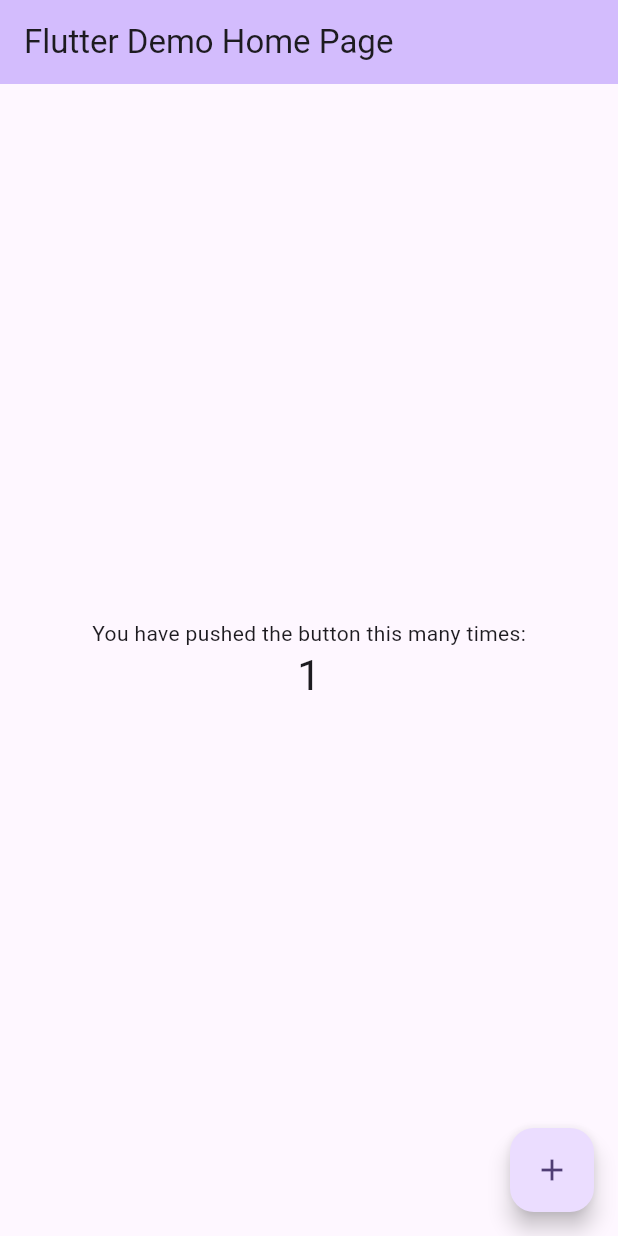
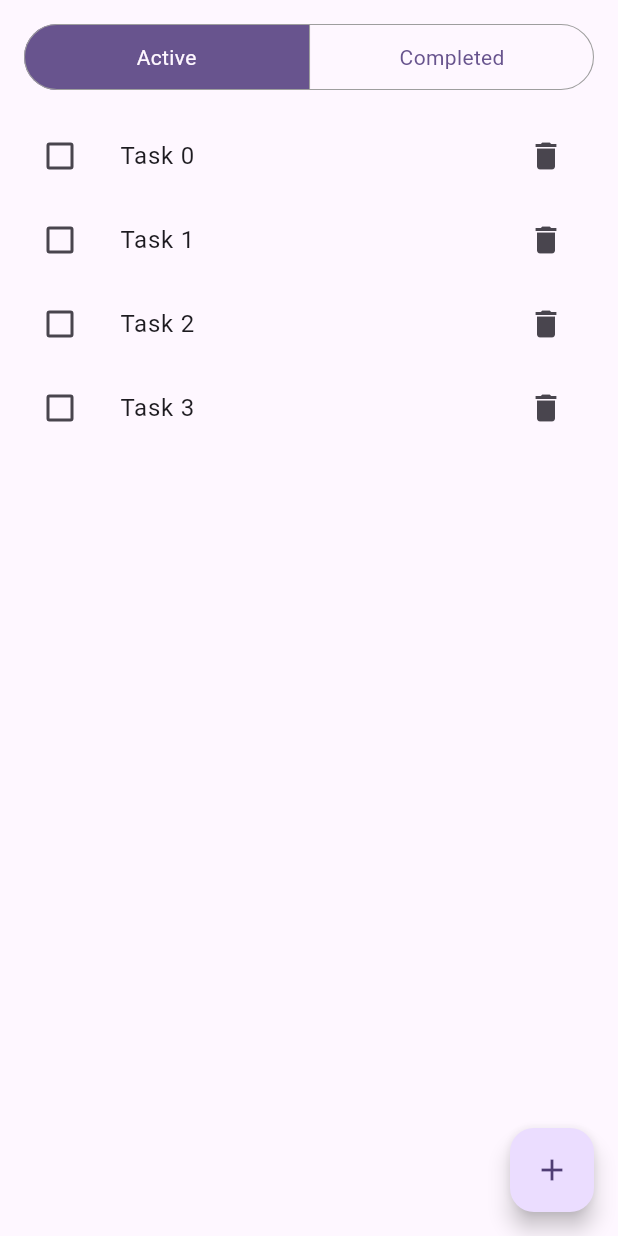
Before and after one commit to pechischev-old/empay_test_task, a Flutter app: the screen it shows after launch, after a tap on the "add" icon, on a phone screen of 412 x 824 dp. Run offline on Flutter 3.47's test engine with Material 3 defaults, Android fonts, the phone set to English and light mode, and no system bars; drawn by our look-alikes of material_segmented_control; our stand-ins replace flutter_bloc.

Commit message:
chore: added simple ui implementation with necessary widgets

```diff
--- /dev/null
+++ b/lib/app.dart
@@ -0,0 +1,26 @@
+import 'package:flutter/material.dart';
+import 'package:flutter_bloc/flutter_bloc.dart';
+
+import 'navigation/task_list_screen.dart';
+import 'config/themes.dart';
+import 'repository/task_repository.dart';
+
+class App extends StatelessWidget {
+  const App({super.key});
+
+  @override
+  Widget build(BuildContext context) {
+    return RepositoryProvider(
+      create: (context) => TaskRepository(),
+      child: MaterialApp(
+        title: 'ToDo List',
+        theme: lightTheme,
+        darkTheme: darkTheme,
+        supportedLocales: const [
+          Locale('en'), // only English
+        ],
+        home: const TaskListScreen(),
+      ),
+    );
+  }
+}
--- /dev/null
+++ b/lib/config/themes.dart
@@ -0,0 +1,11 @@
+import 'package:flutter/material.dart';
+
+final ThemeData lightTheme = ThemeData(
+  useMaterial3: true,
+  colorScheme: ColorScheme.fromSeed(seedColor: Colors.deepPurple),
+);
+
+final ThemeData darkTheme = ThemeData(
+  useMaterial3: true,
+  colorScheme: ColorScheme.fromSeed(seedColor: Colors.purple),
+);
--- a/lib/main.dart
+++ b/lib/main.dart
@@ -1,125 +1,24 @@
+import 'dart:developer';
+import 'dart:ui';
+
 import 'package:flutter/material.dart';
+import 'package:flutter/services.dart';
 
-void main() {
-  runApp(const MyApp());
+import 'app.dart';
+
+void main() async {
+  WidgetsFlutterBinding.ensureInitialized();
+  await SystemChrome.setPreferredOrientations([DeviceOrientation.portraitUp]);
+
+  FlutterError.onError = (error) {
+    FlutterError.presentError(error);
+    log(error.toString(), error: error);
+  };
+
+  PlatformDispatcher.instance.onError = (error, stack) {
+    log(error.toString(), error: error, stackTrace: stack);
+    return true;
+  };
+
+  runApp(const App());
 }
-
-class MyApp extends StatelessWidget {
-  const MyApp({super.key});
-
-  // This widget is the root of your application.
-  @override
-  Widget build(BuildContext context) {
-    return MaterialApp(
-      title: 'Flutter Demo',
-      theme: ThemeData(
-        // This is the theme of your application.
-        //
-        // TRY THIS: Try running your application with "flutter run". You'll see
-        // the application has a purple toolbar. Then, without quitting the app,
-        // try changing the seedColor in the colorScheme below to Colors.green
-        // and then invoke "hot reload" (save your changes or press the "hot
-        // reload" button in a Flutter-supported IDE, or press "r" if you used
-        // the command line to start the app).
-        //
-        // Notice that the counter didn't reset back to zero; the application
-        // state is not lost during the reload. To reset the state, use hot
-        // restart instead.
-        //
-        // This works for code too, not just values: Most code changes can be
-        // tested with just a hot reload.
-        colorScheme: ColorScheme.fromSeed(seedColor: Colors.deepPurple),
-        useMaterial3: true,
-      ),
-      home: const MyHomePage(title: 'Flutter Demo Home Page'),
-    );
-  }
-}
-
-class MyHomePage extends StatefulWidget {
-  const MyHomePage({super.key, required this.title});
-
-  // This widget is the home page of your application. It is stateful, meaning
-  // that it has a State object (defined below) that contains fields that affect
-  // how it looks.
-
-  // This class is the configuration for the state. It holds the values (in this
-  // case the title) provided by the parent (in this case the App widget) and
-  // used by the build method of the State. Fields in a Widget subclass are
-  // always marked "final".
-
-  final String title;
-
-  @override
-  State<MyHomePage> createState() => _MyHomePageState();
-}
-
-class _MyHomePageState extends State<MyHomePage> {
-  int _counter = 0;
-
-  void _incrementCounter() {
-    setState(() {
-      // This call to setState tells the Flutter framework that something has
-      // changed in this State, which causes it to rerun the build method below
-      // so that the display can reflect the updated values. If we changed
-      // _counter without calling setState(), then the build method would not be
-      // called again, and so nothing would appear to happen.
-      _counter++;
-    });
-  }
-
-  @override
-  Widget build(BuildContext context) {
-    // This method is rerun every time setState is called, for instance as done
-    // by the _incrementCounter method above.
-    //
-    // The Flutter framework has been optimized to make rerunning build methods
-    // fast, so that you can just rebuild anything that needs updating rather
-    // than having to individually change instances of widgets.
-    return Scaffold(
-      appBar: AppBar(
-        // TRY THIS: Try changing the color here to a specific color (to
-        // Colors.amber, perhaps?) and trigger a hot reload to see the AppBar
-        // change color while the other colors stay the same.
-        backgroundColor: Theme.of(context).colorScheme.inversePrimary,
-        // Here we take the value from the MyHomePage object that was created by
-        // the App.build method, and use it to set our appbar title.
-        title: Text(widget.title),
-      ),
-      body: Center(
-        // Center is a layout widget. It takes a single child and positions it
-        // in the middle of the parent.
-        child: Column(
-          // Column is also a layout widget. It takes a list of children and
-          // arranges them vertically. By default, it sizes itself to fit its
-          // children horizontally, and tries to be as tall as its parent.
-          //
-          // Column has various properties to control how it sizes itself and
-          // how it positions its children. Here we use mainAxisAlignment to
-          // center the children vertically; the main axis here is the vertical
-          // axis because Columns are vertical (the cross axis would be
-          // horizontal).
-          //
-          // TRY THIS: Invoke "debug painting" (choose the "Toggle Debug Paint"
-          // action in the IDE, or press "p" in the console), to see the
-          // wireframe for each widget.
-          mainAxisAlignment: MainAxisAlignment.center,
-          children: <Widget>[
-            const Text(
-              'You have pushed the button this many times:',
-            ),
-            Text(
-              '$_counter',
-              style: Theme.of(context).textTheme.headlineMedium,
-            ),
-          ],
-        ),
-      ),
-      floatingActionButton: FloatingActionButton(
-        onPressed: _incrementCounter,
-        tooltip: 'Increment',
-        child: const Icon(Icons.add),
-      ), // This trailing comma makes auto-formatting nicer for build methods.
-    );
-  }
-}
--- /dev/null
+++ b/lib/navigation/task_list_screen.dart
@@ -0,0 +1,51 @@
+import 'package:flutter/material.dart';
+import 'package:empay_test/widgets/segmented_control.dart';
+
+class TaskListScreen extends StatelessWidget {
+  const TaskListScreen({super.key});
+
+  @override
+  Widget build(BuildContext context) {
+    return Scaffold(
+      body: SafeArea(
+        child: Column(
+          children: [
+            Container(
+              width: double.infinity,
+              padding: const EdgeInsets.symmetric(vertical: 16),
+              child: SegmentedControl(
+                selectedSegment: 'Active',
+                segments: const ['Active', 'Completed'],
+                onTap: (String value) {  }, // TODO: change segment
+              ),
+            ),
+            Expanded(
+              child: ListView.builder(
+                itemBuilder: (BuildContext context, int index) {
+                  return ListTile(
+                    title: Text('Task $index'),
+                    leading: Checkbox(
+                      value: false,
+                      onChanged: (_) {}, // TODO: mark as completed/uncompleted
+                    ),
+                    trailing: IconButton(
+                      onPressed: () {}, // TODO: remove task
+                      icon: const Icon(Icons.delete),
+                    ),
+                    onTap: () {}, // TODO: open edit task bottom sheet
+                  );
+                },
+                itemCount: 4,
+              ),
+            ),
+          ],
+        ),
+      ),
+      floatingActionButton: FloatingActionButton(
+        onPressed: () {}, // TODO: open add task bottom sheet
+        tooltip: 'Increment',
+        child: const Icon(Icons.add),
+      ),
+    );
+  }
+}
--- /dev/null
+++ b/lib/repository/task_repository.dart
@@ -0,0 +1,3 @@
+class TaskRepository {
+
+}
--- /dev/null
+++ b/lib/widgets/segmented_control.dart
@@ -0,0 +1,30 @@
+import 'package:flutter/material.dart';
+
+import 'package:material_segmented_control/material_segmented_control.dart';
+
+class SegmentedControl extends StatelessWidget {
+  final List<String> segments;
+  final String selectedSegment;
+  final Function(String) onTap;
+
+  const SegmentedControl({
+    super.key,
+    required this.segments,
+    required this.selectedSegment,
+    required this.onTap,
+  });
+
+  @override
+  Widget build(BuildContext context) {
+    final theme = Theme.of(context);
+
+    return MaterialSegmentedControl(
+      children: Map.fromIterable(segments,  value: (item) => Text(item)),
+      selectionIndex: selectedSegment,
+      borderColor: Colors.grey,
+      selectedColor: theme.primaryColor,
+      unselectedColor: theme.colorScheme.background,
+      onSegmentTapped: (name) => onTap(name),
+    );
+  }
+}
--- a/pubspec.yaml
+++ b/pubspec.yaml
@@ -23,6 +23,7 @@ dependencies:
 
   # ui
   gap: 3.0.1
+  material_segmented_control: 5.0.0
   cupertino_icons: 1.0.2
 
 dev_dependencies:
```
Also changed, not shown: lib/widgets/bottom_sheet.dart (added, +109 -0 lines), pubspec.lock, 1 other file.
